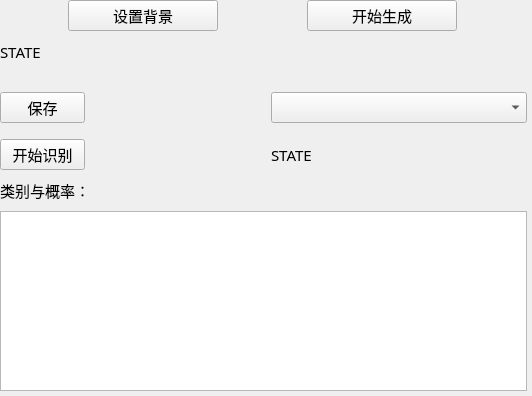
Above: ui/IR_releated_layout_widget.ui from JasonAllen621/recog-GUI before the change. Below: the same form after it.
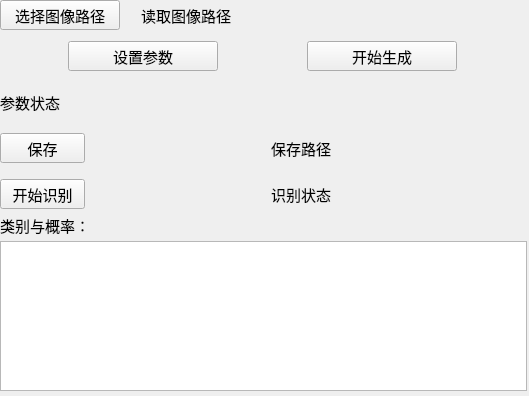
That is the form after the change.

Diff of the .ui file:
```diff
--- a/ui/IR_releated_layout_widget.ui
+++ b/ui/IR_releated_layout_widget.ui
@@ -6,7 +6,7 @@
    <rect>
     <x>0</x>
     <y>0</y>
-    <width>532</width>
+    <width>529</width>
     <height>396</height>
    </rect>
   </property>
@@ -29,6 +29,98 @@
     </rect>
    </property>
    <layout class="QVBoxLayout" name="verticalLayout_IR_related_func">
+    <item>
+     <layout class="QHBoxLayout" name="horizontalLayout">
+      <item>
+       <widget class="QPushButton" name="pushButton_read_img_root_path">
+        <property name="sizePolicy">
+         <sizepolicy hsizetype="Preferred" vsizetype="Preferred">
+          <horstretch>3</horstretch>
+          <verstretch>1</verstretch>
+         </sizepolicy>
+        </property>
+        <property name="minimumSize">
+         <size>
+          <width>75</width>
+          <height>25</height>
+         </size>
+        </property>
+        <property name="maximumSize">
+         <size>
+          <width>120</width>
+          <height>50</height>
+         </size>
+        </property>
+        <property name="font">
+         <font>
+          <family>Agency FB</family>
+          <pointsize>11</pointsize>
+         </font>
+        </property>
+        <property name="text">
+         <string>选择图像路径</string>
+        </property>
+       </widget>
+      </item>
+      <item>
+       <spacer name="horizontalSpacer_2">
+        <property name="orientation">
+         <enum>Qt::Horizontal</enum>
+        </property>
+        <property name="sizeType">
+         <enum>QSizePolicy::Preferred</enum>
+        </property>
+        <property name="sizeHint" stdset="0">
+         <size>
+          <width>15</width>
+          <height>20</height>
+         </size>
+        </property>
+       </spacer>
+      </item>
+      <item>
+       <widget class="QLabel" name="label_show_img_root_path">
+        <property name="minimumSize">
+         <size>
+          <width>256</width>
+          <height>25</height>
+         </size>
+        </property>
+        <property name="maximumSize">
+         <size>
+          <width>512</width>
+          <height>50</height>
+         </size>
+        </property>
+        <property name="font">
+         <font>
+          <family>宋体</family>
+          <pointsize>11</pointsize>
+         </font>
+        </property>
+        <property name="text">
+         <string>读取图像路径</string>
+        </property>
+       </widget>
+      </item>
+     </layout>
+    </item>
+    <item>
+     <spacer name="verticalSpacer">
+      <property name="orientation">
+       <enum>Qt::Vertical</enum>
+      </property>
+      <property name="sizeType">
+       <enum>QSizePolicy::Preferred</enum>
+      </property>
+      <property name="sizeHint" stdset="0">
+       <size>
+        <width>20</width>
+        <height>5</height>
+       </size>
+      </property>
+     </spacer>
+    </item>
     <item>
      <layout class="QHBoxLayout" name="horizontalLayout_2">
       <item>
@@ -68,7 +160,7 @@
          </font>
         </property>
         <property name="text">
-         <string>设置背景</string>
+         <string>设置参数</string>
         </property>
        </widget>
       </item>
@@ -142,13 +234,13 @@
       <property name="minimumSize">
        <size>
         <width>515</width>
-        <height>25</height>
+        <height>50</height>
        </size>
       </property>
       <property name="maximumSize">
        <size>
         <width>1030</width>
-        <height>50</height>
+        <height>100</height>
        </size>
       </property>
       <property name="font">
@@ -158,26 +250,10 @@
        </font>
       </property>
       <property name="text">
-       <string>STATE</string>
+       <string>参数状态</string>
       </property>
      </widget>
     </item>
-    <item>
-     <spacer name="verticalSpacer">
-      <property name="orientation">
-       <enum>Qt::Vertical</enum>
-      </property>
-      <property name="sizeType">
-       <enum>QSizePolicy::Preferred</enum>
-      </property>
-      <property name="sizeHint" stdset="0">
-       <size>
-        <width>20</width>
-        <height>20</height>
-       </size>
-      </property>
-     </spacer>
-    </item>
     <item>
      <layout class="QHBoxLayout" name="horizontalLayout_5">
       <item>
@@ -228,13 +304,7 @@
        </spacer>
       </item>
       <item>
-       <widget class="QComboBox" name="comboBox_show_path">
-        <property name="sizePolicy">
-         <sizepolicy hsizetype="Preferred" vsizetype="Preferred">
-          <horstretch>5</horstretch>
-          <verstretch>1</verstretch>
-         </sizepolicy>
-        </property>
+       <widget class="QLabel" name="label_show_save_path">
         <property name="minimumSize">
          <size>
           <width>256</width>
@@ -247,6 +317,15 @@
           <height>50</height>
          </size>
         </property>
+        <property name="font">
+         <font>
+          <family>宋体</family>
+          <pointsize>11</pointsize>
+         </font>
+        </property>
+        <property name="text">
+         <string>保存路径</string>
+        </property>
        </widget>
       </item>
      </layout>
@@ -343,7 +422,7 @@
          </font>
         </property>
         <property name="text">
-         <string>STATE</string>
+         <string>识别状态</string>
         </property>
        </widget>
       </item>
@@ -360,13 +439,13 @@
       <property name="minimumSize">
        <size>
         <width>515</width>
-        <height>25</height>
+        <height>20</height>
        </size>
       </property>
       <property name="maximumSize">
        <size>
         <width>1030</width>
-        <height>50</height>
+        <height>40</height>
        </size>
       </property>
       <property name="font">
@@ -394,13 +473,13 @@
       <property name="minimumSize">
        <size>
         <width>515</width>
-        <height>180</height>
+        <height>150</height>
        </size>
       </property>
       <property name="maximumSize">
        <size>
         <width>1030</width>
-        <height>320</height>
+        <height>300</height>
        </size>
       </property>
       <property name="font">
```
